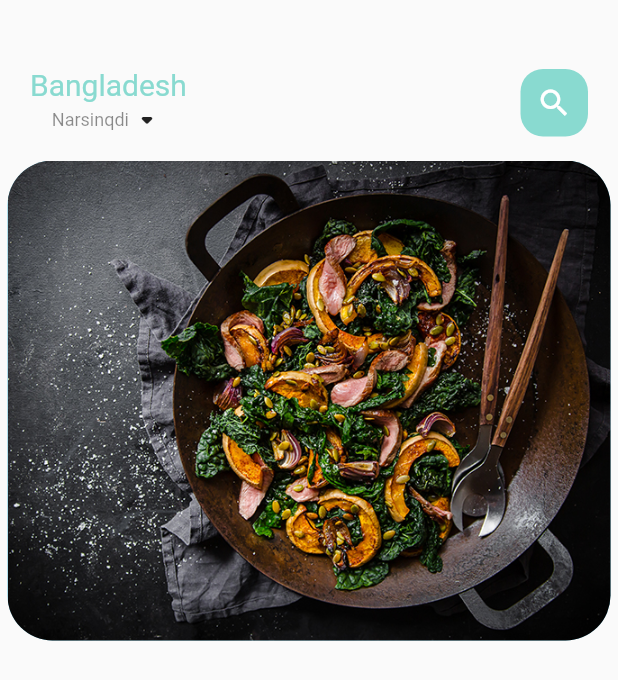
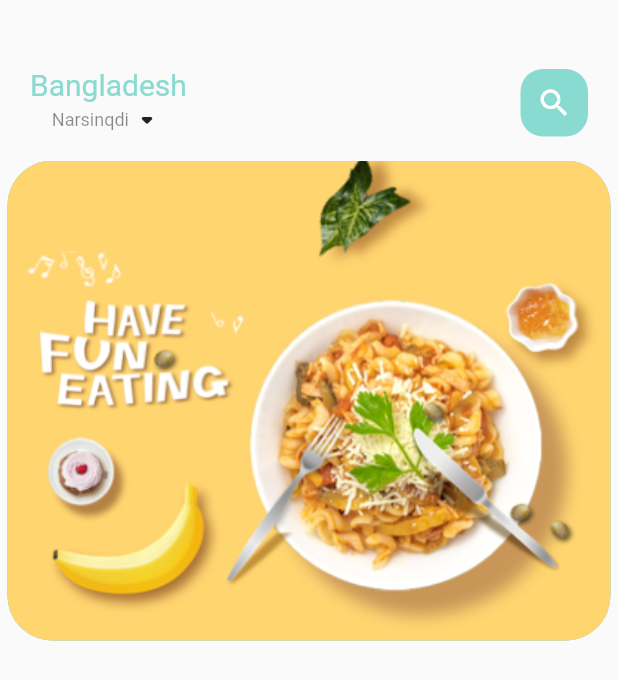
Before and after one commit to Jamyka/Order-App, a Flutter app: the screen it shows after launch, on a phone screen of 412 x 824 dp. Shown: the top 680 px of the screen. Run offline on Flutter 3.47's test engine with Material 2 defaults, Android fonts, the phone set to English and light mode, and no system bars.

Commit message:
some minor mods

```diff
--- a/lib/home/food_page_body.dart
+++ b/lib/home/food_page_body.dart
@@ -33,7 +33,7 @@ class _FoodPageBodyState extends State<FoodPageBody> {
         color: index.isEven ? const Color(0xFF69c5df) : const Color(0xFF9294cc),
         image: const DecorationImage(
           fit: BoxFit.cover,
-          image: AssetImage("assets/image/imgS1.jpg"),
+          image: AssetImage("assets/image/food0.png"),
         ),
       ),
     );
--- a/lib/home/popular-food-detail.dart
+++ b/lib/home/popular-food-detail.dart
@@ -3,7 +3,7 @@
 import 'package:flutter/material.dart';
 import 'package:order/widgets/app_column.dart';
 import 'package:order/widgets/app_icon.dart';
-import 'package:order/widgets/expandable-text-widget.dart';
+import 'package:order/widgets/expandable_text_widget.dart';
 
 class PopularFoodDetail extends StatelessWidget {
   //final String text;
--- a/lib/widgets/big_text.dart
+++ b/lib/widgets/big_text.dart
@@ -1,6 +1,5 @@
 // ignore_for_file: must_be_immutable
-
-import 'package:flutter/cupertino.dart';
+import 'package:flutter/material.dart';
 
 class BigText extends StatelessWidget {
   Color? color;
@@ -24,7 +23,7 @@ class BigText extends StatelessWidget {
       maxLines: 1,
       overflow: overflow,
       style: TextStyle(
-        // fontFamily: 'Roboto',
+        fontFamily: 'Roboto',
         color: color,
         fontSize: size,
         fontWeight: FontWeight.w400,
--- a/lib/widgets/small_text.dart
+++ b/lib/widgets/small_text.dart
@@ -1,6 +1,5 @@
 // ignore_for_file: must_be_immutable
-
-import 'package:flutter/cupertino.dart';
+import 'package:flutter/material.dart';
 
 class SmallText extends StatelessWidget {
   Color? color;
@@ -20,7 +19,7 @@ class SmallText extends StatelessWidget {
     return Text(
       text,
       style: TextStyle(
-        // fontFamily: 'Roboto',
+        fontFamily: 'Roboto',
         color: color,
         fontSize: size,
         height: height,
```
